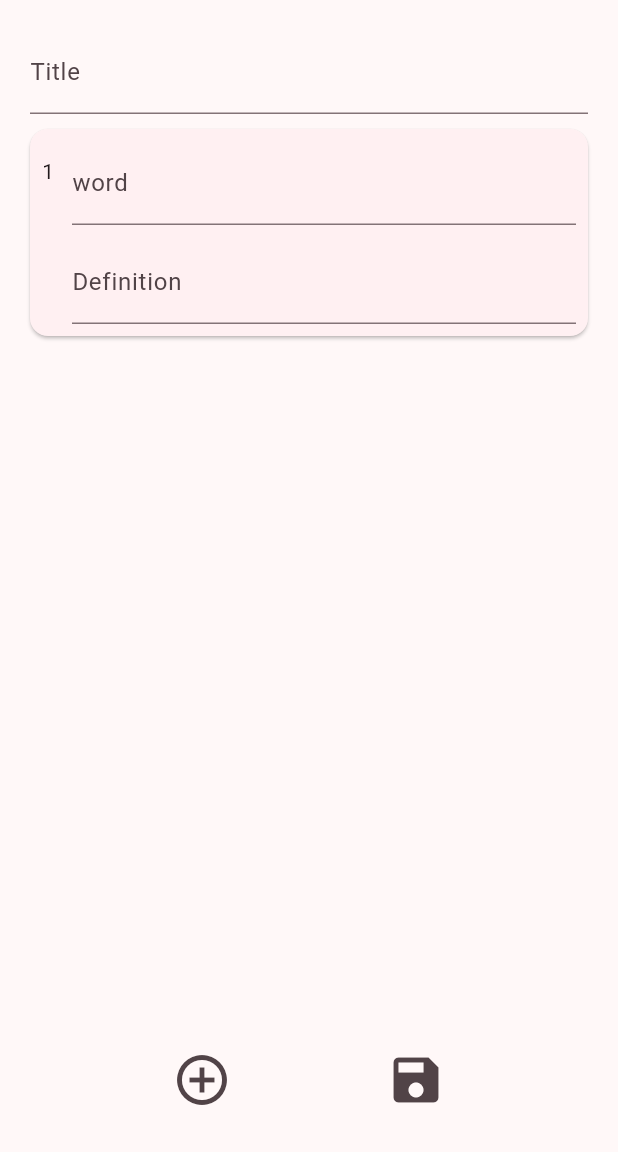
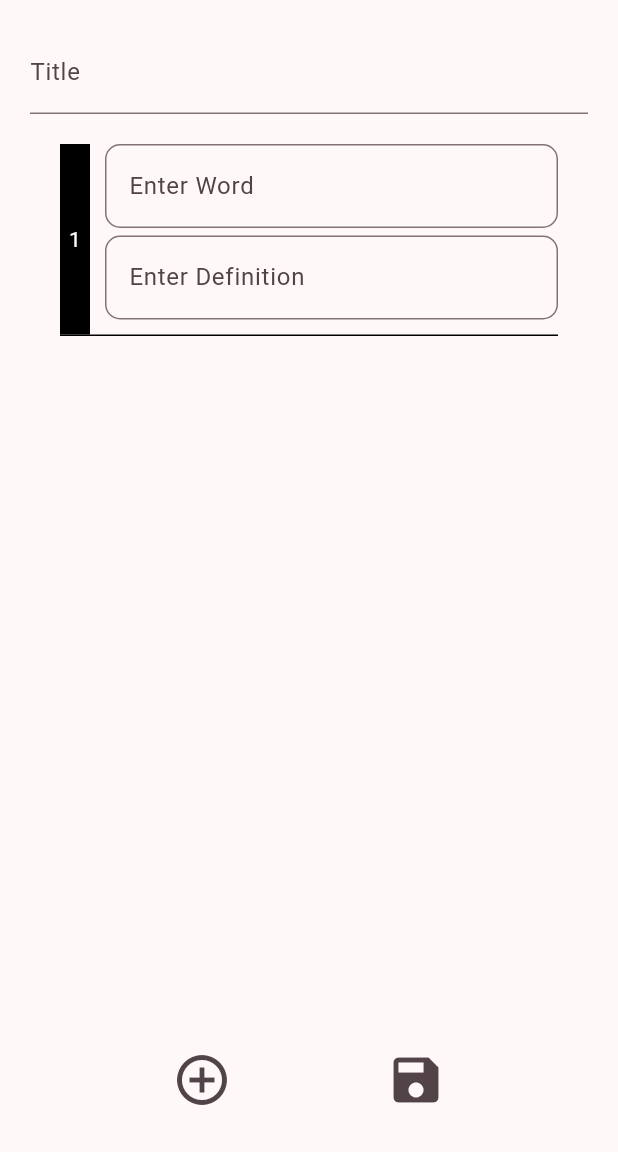
Before and after one commit to LisaMandarin/flutter-vocab-quiz, a Flutter app: the AddListPage screen opened directly, on a phone screen of 412 x 824 dp, the part 84-1236 px from its top. Run offline on Flutter 3.47's test engine with Material 3 defaults, Android fonts, the phone set to English and light mode, and no system bars; our stand-ins replace cloud_firestore, firebase_auth, firebase_core, flutter_slidable, google_fonts, lottie and 1 more; accounts and stored records are empty.

Commit message:
fix: add comment on add_input_widget and fix remove row function

```diff
--- a/lib/views/components/add_input_widget.dart
+++ b/lib/views/components/add_input_widget.dart
@@ -9,16 +9,17 @@ class AddInputWidget extends StatefulWidget {
     required this.focusWord,
     required this.focusDefinition,
     required this.isDismissible,
-    required this.onDismissible,
+    required this.onDismissed,
   });
 
+  // display index shown to user
   final int index;
   final TextEditingController controllerWord;
   final TextEditingController controllerDefinition;
   final FocusNode focusWord;
   final FocusNode focusDefinition;
   final bool isDismissible;
-  final VoidCallback onDismissible;
+  final VoidCallback onDismissed;
 
   @override
   State<AddInputWidget> createState() => _AddInputWidgetState();
@@ -27,61 +28,96 @@ class AddInputWidget extends StatefulWidget {
 class _AddInputWidgetState extends State<AddInputWidget> {
   @override
   Widget build(BuildContext context) {
+    // Widget structure: Dismissible > Padding > IntrinsicHeight > Container > Row
+    // - Dismissible: Enables swipe-to-delete functionality
+    // - Padding: Adds spacing around the entire item
+    // - IntrinsicHeight: Ensures consistent height across items
+    // - Container: Provides visual styling (borders, decoration)
+    // - Row: Arranges index indicator and input fields horizontally
     return Dismissible(
-      // every dismissible item needs a unique key
-      key: ValueKey(
-        "${widget.controllerWord.text.hashCode}_${widget.controllerDefinition.text.hashCode}",
-      ),
+      // unique key required for Dismissible to track widget identity
+      key: ValueKey("${widget.controllerWord.text.hashCode}_${widget.controllerDefinition.text.hashCode}"),
 
-      // if only one row exists, it can't be dismissed
+      // set swipe direction based on dismissible state
       direction: widget.isDismissible
           ? DismissDirection.endToStart
           : DismissDirection.none,
+
+      // execute callback when item is dismissed (swiped away)
+      onDismissed: widget.isDismissible
+          ? (direction) => widget.onDismissed.call()
+          : null,
+
+      // background shown during swipe gesture
       background: Container(
         alignment: Alignment.centerRight,
         color: Colors.red,
         child: const Padding(
           padding: EdgeInsets.symmetric(horizontal: 30),
-          child: Icon(Icons.delete_forever_outlined, size: 32),
+          child: Icon(
+            Icons.delete_forever_outlined,
+            size: 32,
+            color: Colors.white,
+          ),
         ),
       ),
 
-      // when swiping left, dismiss the row
-      onDismissed: (direction) {
-        widget.onDismissible();
-      },
-      child: Card(
-        margin: EdgeInsets.only(bottom: 20),
       child: Padding(
-          padding: const EdgeInsets.all(8.0),
+        padding: const EdgeInsets.symmetric(horizontal: 20, vertical: 10),
+        child: IntrinsicHeight(
+          // IntrinsicHeight ensures both columns have same height
+          child: Container(
+            decoration: BoxDecoration(
+              // bottom border to separate items visually
+              border: Border(bottom: BorderSide(width: 1)),
+            ),
             child: Row(
+              crossAxisAlignment: CrossAxisAlignment.stretch,
+              children: [
+                // index number indicator (black box with white text)
+                Container(
+                  alignment: Alignment.center,
+                  width: 20,
+                  height: 30,
+                  decoration: BoxDecoration(color: Colors.black),
+                  child: Text(
+                    (widget.index + 1).toString(),
+                    style: TextStyle(color: Colors.white),
+                  ),
+                ),
+                SizedBox(width: 10),
+
+                // flexible column containing word and definition inputs
+                Flexible(
+                  child: Column(
+                    mainAxisAlignment: MainAxisAlignment.start,
                     crossAxisAlignment: CrossAxisAlignment.start,
                     children: [
-              // row index
-              SizedBox(
-                width: 20,
-                child: Padding(
-                  padding: const EdgeInsets.only(top: 10),
-                  child: Text((widget.index + 1).toString()),
-                ),
-              ),
-              Expanded(
-                child: Column(
-                  children: [
-                    // word input
+                      // word input field
                       TextField(
                         controller: widget.controllerWord,
                         focusNode: widget.focusWord,
-                      decoration: InputDecoration(labelText: "word"),
+                        decoration: InputDecoration(
+                          hintText: "Enter Word",
+                          border: OutlineInputBorder(
+                            borderRadius: BorderRadius.circular(10),
                           ),
-                    SizedBox(height: 10),
+                        ),
+                      ),
+                      SizedBox(height: 5),
 
-                    // definition input
+                      // definition input field
                       TextField(
                         controller: widget.controllerDefinition,
                         focusNode: widget.focusDefinition,
-                      decoration: InputDecoration(labelText: "Definition"),
-                    )
+                        decoration: InputDecoration(
+                          hintText: "Enter Definition",
+                          border: OutlineInputBorder(
+                            borderRadius: BorderRadius.circular(10),
+                          ),
+                        ),
+                      ),
+                      SizedBox(height: 10),
                     ],
                   ),
                 ),
@@ -89,6 +125,7 @@ class _AddInputWidgetState extends State<AddInputWidget> {
             ),
           ),
         ),
+      ),
     );
   }
 }
--- a/lib/views/pages/addList_page.dart
+++ b/lib/views/pages/addList_page.dart
@@ -57,6 +57,11 @@ class _AddlistPageState extends State<AddListPage> {
 
   // delete a row of word and definition inputs when swiping left
   void removeRow(int index) {
+    // Don't allow removal if only 2 or fewer items remain
+    if (words.length <= 2) {
+      return;
+    }
+
     setState(() {
       words[index].dispose();
       definitions[index].dispose();
@@ -159,7 +164,8 @@ class _AddlistPageState extends State<AddListPage> {
                 controller: scrollController,
                 itemCount: min(words.length, definitions.length),
                 itemBuilder: (context, index) {
-                  bool isDismissible = words.length > 1;
+                  // Only allow dismissing when more than 2 items exist (minimum 2 required)
+                  bool isDismissible = words.length > 2;
 
                   // a card showing index, word input, definition input, and delete button
                   return AddInputWidget(
@@ -169,7 +175,7 @@ class _AddlistPageState extends State<AddListPage> {
                     focusWord: focusWords[index],
                     focusDefinition: focusDefinitions[index],
                     isDismissible: isDismissible,
-                    onDismissible: () => removeRow(index),
+                    onDismissed: () => removeRow(index),
                   );
                 },
               ),
```
Lines whose indentation alone changed are shown as unchanged.
